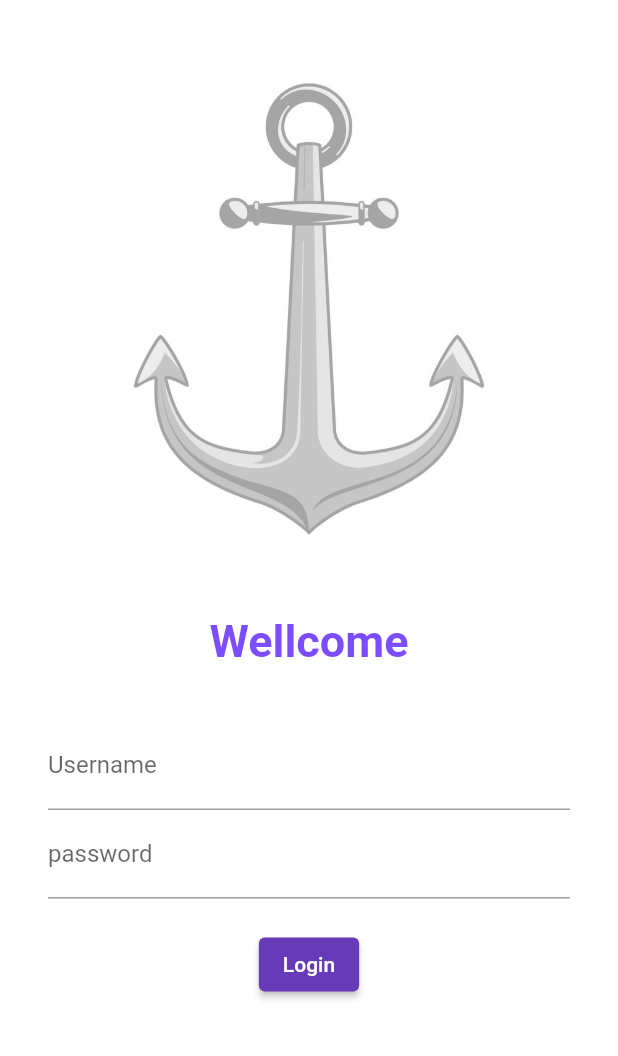
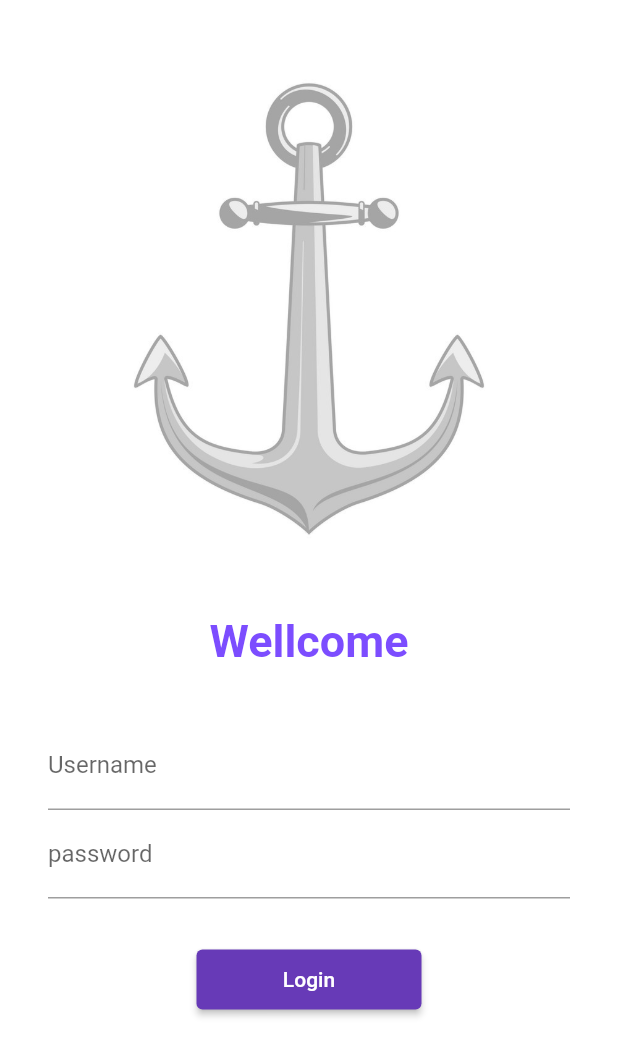
Before and after one commit to manpreetdi99/tutorial_youtube, a Flutter app: the screen it shows after launch, on a phone screen of 412 x 824 dp. Shown: the top 1056 px of the screen. Run offline on Flutter 3.47's test engine with Material 2 defaults, Android fonts, the light colour scheme and no system bars.

Commit message:
some changes

```diff
--- a/lib/main.dart
+++ b/lib/main.dart
@@ -1,5 +1,6 @@
 import 'package:flutter/material.dart';
 import 'package:youtube_tut/pages/login_page.dart';
+import 'package:youtube_tut/utils/routes.dart';
 import 'pages/home_page.dart';
 
 void main() {
@@ -31,8 +32,9 @@ class MyApp extends StatelessWidget {
       ),
       routes: {
         "/": (context) => LoginPage(), //default route
-        "/home": (context) => HomePage(),
-        "/login": (context) => LoginPage(),
+        MyRoutes.homeRoute: (context) => HomePage(),
+        MyRoutes.loginRoute: (context) =>
+            LoginPage(), //καταλληλο για το navigator
       },
     );
   }
--- a/lib/pages/login_page.dart
+++ b/lib/pages/login_page.dart
@@ -1,12 +1,16 @@
 import 'package:flutter/material.dart';
+import 'package:youtube_tut/utils/routes.dart';
 import 'home_page.dart';
 
 class LoginPage extends StatelessWidget {
+  //state=Κατασταση Stateless οχι δυναμικο, Statefullδυναμικο
   @override
   Widget build(BuildContext context) {
     //Προσοχη με το row και colomns
     return Material(
       color: Colors.white,
+      child: SingleChildScrollView(
+        //scrollbar για μεινει γινει eroor
         child: Column(
           //εχουμε Column και row
           children: [
@@ -39,19 +43,23 @@ class LoginPage extends StatelessWidget {
                     ),
                   ), //φορμα στοιχειων
                   SizedBox(
-                  height: 20,
+                    height: 30,
                   ),
                   ElevatedButton(
                     //δημιουργεια κουμπιου
                     child: Text("Login"),
-                  style: TextButton.styleFrom(),
-                  onPressed: () {},
+                    style: TextButton.styleFrom(minimumSize: Size(150, 40)),
+                    onPressed: () {
+                      Navigator.pushNamed(
+                          context, MyRoutes.homeRoute); //να αλλαξει οθονη
+                    },
                   )
                 ],
               ),
             ),
           ],
         ),
+      ),
     );
   }
 }
--- /dev/null
+++ b/lib/utils/routes.dart
@@ -0,0 +1,8 @@
+import 'package:flutter/material.dart';
+
+class MyRoutes {
+  static String loginRoute = "/login"; //static δευσμευση μια φορας μνημης
+  static String homeRoute = "/home"; //static δευσμευση μια φορας μνημης
+  //static String loginRoute="/login"//static δευσμευση μια φορας μνημης
+
+}
```
Also changed, not shown: 1 other file. Lines whose indentation alone changed are shown as unchanged.
